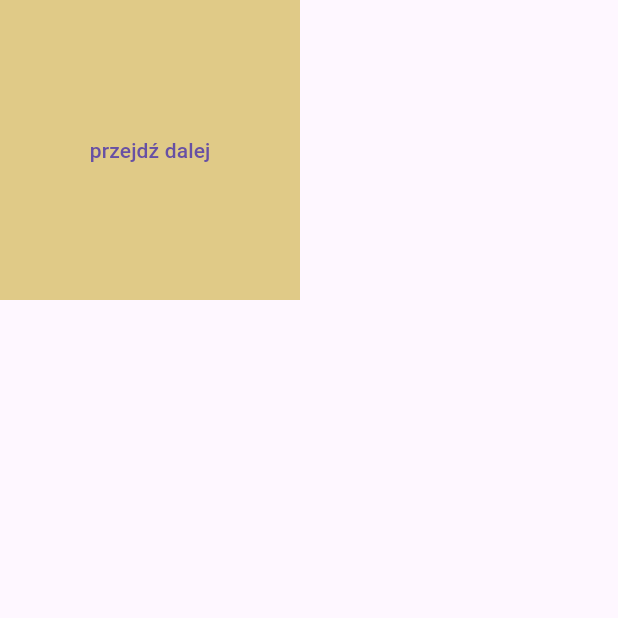
After one commit to jakvbm1/dnd_funds_manager, a Flutter app: the screen it shows after launch, on a phone screen of 412 x 824 dp, the top half of it. The commit adds this screen. Run offline on Flutter 3.47's test engine with Material 3 defaults, Android fonts, the phone set to English and light mode, and no system bars.

Commit message:
started working on character selection

```diff
--- a/lib/main.dart
+++ b/lib/main.dart
@@ -1,3 +1,4 @@
+import 'package:dnd_funds_manager/pages/character_select.dart';
 import 'package:flutter/material.dart';
 import 'package:dnd_funds_manager/pages/home.dart';
 
@@ -15,7 +16,7 @@ class MyApp extends StatelessWidget {
     return MaterialApp(
       title: 'dnd funds manager',
 
-      home: HomePage(),
+      home: CharacterPage(),
       debugShowCheckedModeBanner: false,
     );
   }
--- /dev/null
+++ b/lib/pages/character_select.dart
@@ -0,0 +1,27 @@
+import 'package:dnd_funds_manager/pages/home.dart';
+import 'package:flutter/material.dart';
+import 'package:flutter/widgets.dart';
+
+class CharacterPage extends StatelessWidget
+{
+  @override
+  Widget build(BuildContext context) {
+    return Scaffold
+    (
+      body: Container
+      (
+        alignment: Alignment.center,
+        height: 200,
+        width: 200,
+        decoration: BoxDecoration(color: const Color.fromARGB(255, 224, 202, 135)),
+        child: TextButton(
+          child: Text("przejdź dalej"),
+           onPressed: ()
+           {
+            Navigator.push(context, MaterialPageRoute(builder: (context) => HomePage()));
+        },),
+      )
+    );
+  }
+
+}
```
